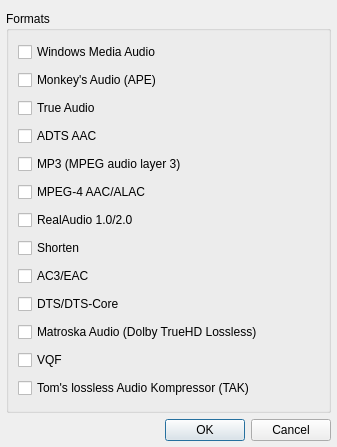
Qt form src/plugins/Input/ffmpeg/settingsdialog.ui (ksv1986/qmmp-staging) before a commit.
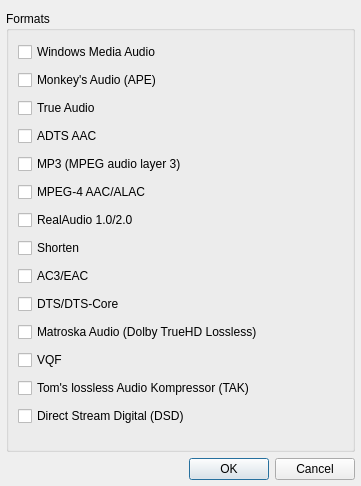
The same form after that commit.

Commit message: added DSD support

What changed in the file:
```diff
--- a/src/plugins/Input/ffmpeg/settingsdialog.ui
+++ b/src/plugins/Input/ffmpeg/settingsdialog.ui
@@ -6,8 +6,8 @@
    <rect>
     <x>0</x>
     <y>0</y>
-    <width>337</width>
-    <height>447</height>
+    <width>361</width>
+    <height>486</height>
    </rect>
   </property>
   <property name="windowTitle">
@@ -146,6 +146,13 @@
         </property>
        </widget>
       </item>
+      <item>
+       <widget class="QCheckBox" name="dsdCheckBox">
+        <property name="text">
+         <string>Direct Stream Digital (DSD)</string>
+        </property>
+       </widget>
+      </item>
      </layout>
     </widget>
    </item>
```
The commit also changes 2 other files.
